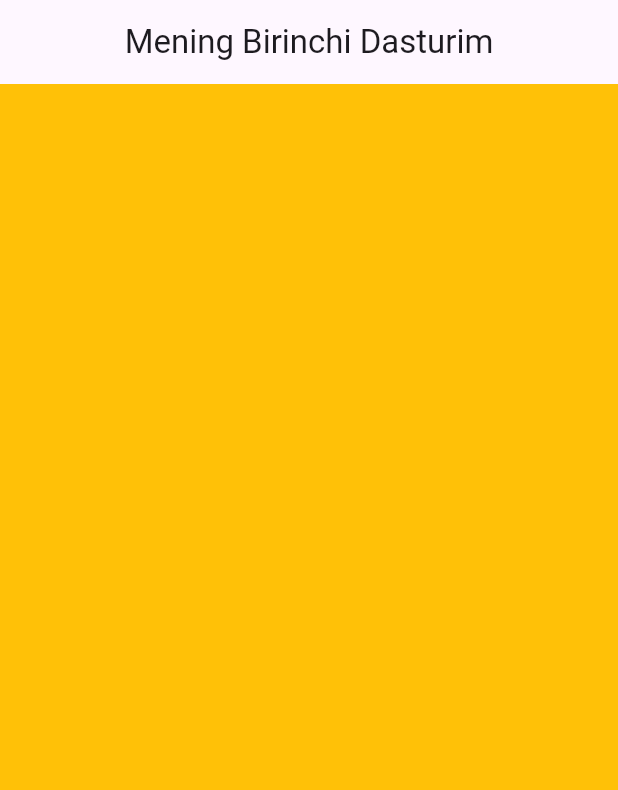
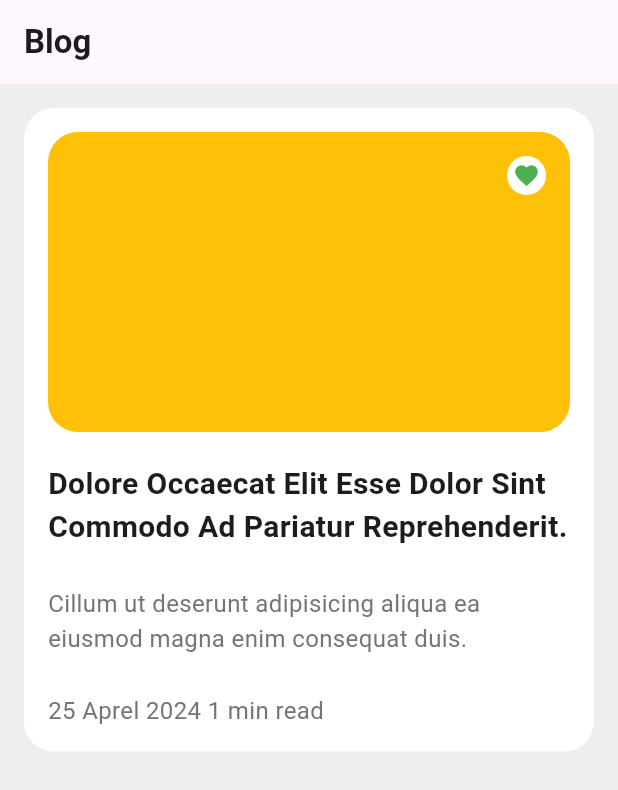
Before and after one commit to AkmaljonAbdirakhimov/najot_talim_lesson_21, a Flutter app: the screen it shows after launch, on a phone screen of 412 x 824 dp. Shown: the top 790 px of the screen. Run offline on Flutter 3.47's test engine with Material 3 defaults, Android fonts, the phone set to English and light mode, and no system bars.

Commit message:
first commit

```diff
--- a/lib/main.dart
+++ b/lib/main.dart
@@ -1,20 +1,182 @@
+import 'package:flutter/cupertino.dart';
 import 'package:flutter/material.dart';
 
 void main(List<String> args) {
-  runApp(FirstApp());
+  runApp(MyBlog());
 }
 
-class FirstApp extends StatelessWidget {
+class MyBlog extends StatelessWidget {
   @override
   Widget build(BuildContext context) {
     return MaterialApp(
       home: Scaffold(
-        backgroundColor: Colors.amber,
+        backgroundColor: Colors.grey.shade200,
         appBar: AppBar(
-          title: Text("Mening Birinchi Dasturim"),
-          centerTitle: true,
+          title: const Text(
+            "Blog",
+            style: TextStyle(
+              fontWeight: FontWeight.bold,
+            ),
+          ),
+        ),
+        body: Padding(
+          padding: const EdgeInsets.all(16),
+          child: Container(
+            padding: const EdgeInsets.all(16),
+            decoration: BoxDecoration(
+              color: Colors.white,
+              borderRadius: BorderRadius.circular(20),
+            ),
+            child: Column(
+              crossAxisAlignment: CrossAxisAlignment.start,
+              mainAxisSize: MainAxisSize.min,
+              children: [
+                Container(
+                  // margin: EdgeInsets.all(16), Tashqaridan joy ajratadi
+                  padding: const EdgeInsets.all(16),
+                  alignment: Alignment.topRight,
+                  width: double.infinity,
+                  height: 200,
+                  decoration: BoxDecoration(
+                    color: Colors.amber,
+                    borderRadius: BorderRadius.circular(20),
+                  ),
+                  child: Container(
+                    padding: const EdgeInsets.all(4),
+                    decoration: BoxDecoration(
+                      color: Colors.white,
+                      borderRadius: BorderRadius.circular(20),
+                    ),
+                    child: const Icon(
+                      Icons.favorite,
+                      size: 18,
+                      color: Colors.green,
+                    ),
+                  ),
+                ),
+                const SizedBox(height: 20),
+                const Text(
+                  "Dolore Occaecat Elit Esse Dolor Sint Commodo Ad Pariatur Reprehenderit.",
+                  style: TextStyle(
+                    fontWeight: FontWeight.bold,
+                    fontSize: 20,
+                  ),
+                ),
+                const SizedBox(height: 25),
+                Text(
+                  "Cillum ut deserunt adipisicing aliqua ea eiusmod magna enim consequat duis.",
+                  style: TextStyle(
+                    color: Colors.grey.shade600,
+                    fontSize: 16,
+                  ),
+                ),
+                const SizedBox(height: 25),
+                Text(
+                  "25 Aprel 2024 1 min read",
+                  style: TextStyle(
+                    color: Colors.grey.shade600,
+                    fontSize: 16,
+                  ),
+                ),
+              ],
+            ),
+          ),
         ),
       ),
     );
   }
 }
+
+class MyFirstApp extends StatelessWidget {
+  @override
+  Widget build(BuildContext context) {
+    return MaterialApp(
+      debugShowCheckedModeBanner: false,
+      home: Scaffold(
+        appBar: CupertinoNavigationBar(
+          leading: IconButton(
+            onPressed: () {},
+            icon: const Icon(Icons.add),
+          ),
+          middle: const Text("Cupertino Nav Bar"),
+          trailing: const Row(
+            mainAxisSize: MainAxisSize.min,
+            children: [
+              Icon(Icons.wind_power),
+            ],
+          ),
+        ),
+        body: Container(
+          color: Colors.blue,
+          child: Column(
+            children: [
+              const Text(
+                "Salom 1",
+                style: TextStyle(
+                  fontSize: 24,
+                ),
+              ),
+              const SizedBox(height: 20),
+              const Text(
+                "Salom 2",
+                style: TextStyle(
+                  fontSize: 24,
+                ),
+              ),
+              const SizedBox(height: 20),
+              const Text(
+                "Salom 3",
+                style: TextStyle(
+                  fontSize: 24,
+                ),
+              ),
+              const SizedBox(
+                height: 100,
+                child: Text(
+                  "Salom 4",
+                  style: TextStyle(
+                    fontSize: 24,
+                  ),
+                ),
+              ),
+              const SizedBox(
+                height: 50,
+                child: Text(
+                  "Salom 5",
+                  style: TextStyle(
+                    fontSize: 24,
+                  ),
+                ),
+              ),
+              Container(
+                width: 50,
+                color: Colors.white,
+                child: const Row(
+                  children: [
+                    Text(
+                      "Row 1",
+                      style: TextStyle(
+                        fontSize: 24,
+                      ),
+                    ),
+                    SizedBox(width: 30),
+                    Text(
+                      "Row 2",
+                      style: TextStyle(
+                        fontSize: 24,
+                      ),
+                    ),
+                  ],
+                ),
+              ),
+            ],
+          ),
+        ),
+        floatingActionButton: FloatingActionButton(
+          onPressed: () {},
+          child: const Icon(Icons.add),
+        ),
+      ),
+    );
+  }
+}
```
